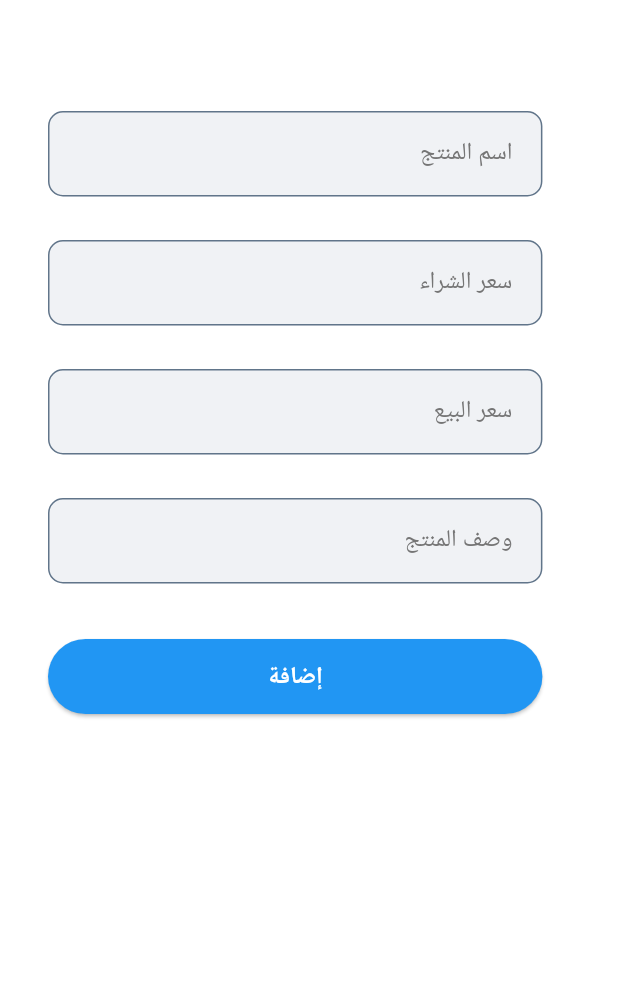
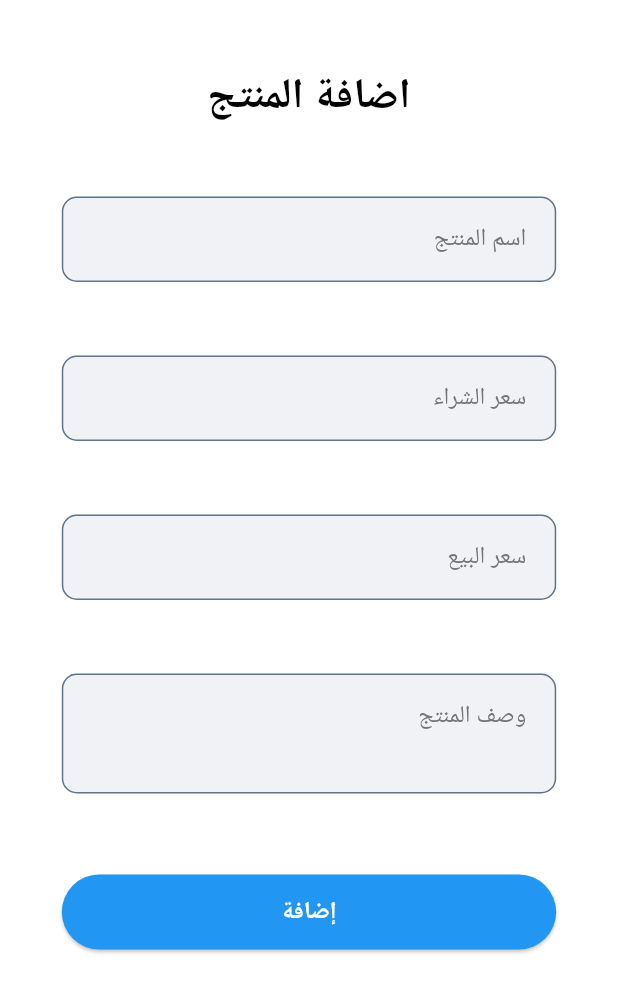
Before and after one commit to youcef-salem/taksit_walid, a Flutter app: the screen it shows after launch, on a phone screen of 412 x 824 dp. Shown: the top 992 px of the screen. Run offline on Flutter 3.47's test engine with Material 3 defaults, Android fonts, the phone set to English and light mode, and no system bars.

Commit message:
addidng automatic decsiding pricve and ui adjestement

```diff
--- a/lib/main.dart
+++ b/lib/main.dart
@@ -1,14 +1,15 @@
 import 'package:flutter/material.dart';
 import 'package:taksit_walid/controlers/txt_filed_addproduct.dart';
+import 'package:taksit_walid/utilities/router.dart';
+import 'package:taksit_walid/utilities/routes.dart';
 import 'package:taksit_walid/view/addproduct_page.dart';
 import 'package:provider/provider.dart';
 import 'package:flutter_localizations/flutter_localizations.dart';
 
-
-
 void main() {
   runApp(
     ChangeNotifierProvider(
+
       create: (_) => TxtFiledAddproduct(),
 
       child: const MyApp(),
@@ -19,17 +20,14 @@
 class MyApp extends StatelessWidget {
   const MyApp({super.key});
 
-
   // This widget is the root of your application.
   @override
   Widget build(BuildContext context) {
     return MaterialApp(
       debugShowCheckedModeBanner: false,
-       locale: const Locale('ar', 'SA'),
-  supportedLocales: const [
-    Locale('ar', 'SA'),
-  ],
-   // Add these localization delegates
+      locale: const Locale('ar', 'SA'),
+      supportedLocales: const [Locale('ar', 'SA')],
+      // Add these localization delegates
       localizationsDelegates: const [
         GlobalMaterialLocalizations.delegate,
         GlobalWidgetsLocalizations.delegate,
@@ -41,7 +39,7 @@
           // Add these properties for error styling
           errorStyle: TextStyle(color: Colors.red, fontSize: 12),
           errorBorder: OutlineInputBorder(
-            borderRadius: BorderRadius.circular(30),
+            borderRadius: BorderRadius.circular(10),
             borderSide: BorderSide(color: Color(0xFF61758A)),
           ),
           focusedErrorBorder: OutlineInputBorder(
@@ -62,14 +60,12 @@
         primaryColor: Colors.blue,
         scaffoldBackgroundColor: Colors.white,
       ),
-       builder: (context, child) {
-    return Directionality(
-      textDirection: TextDirection.rtl,
-      child: child!,
-    );
-  },
+      builder: (context, child) {
+        return Directionality(textDirection: TextDirection.rtl, child: child!);
+      },
 
-      home: AddproductPage(),
+      onGenerateRoute: (settings) => generateRoute(settings),
+      initialRoute: Routes.add_product,
     );
   }
 }
--- /dev/null
+++ b/lib/utilities/router.dart
@@ -0,0 +1,19 @@
+import 'package:flutter/material.dart';
+import 'package:taksit_walid/utilities/routes.dart';
+import 'package:taksit_walid/view/addproduct_page.dart';
+import 'package:taksit_walid/view/product_page.dart';
+
+Route<dynamic> generateRoute(RouteSettings settings) {
+  switch (settings.name) {
+    case Routes.add_product:
+      return MaterialPageRoute(builder: (_) =>  AddproductPage());
+    case Routes.product_list:
+    return MaterialPageRoute(
+      builder: (_) => const ProductPage(), // Replace with actual ProductListPage
+    );
+    default:
+      return MaterialPageRoute(
+        builder: (_) =>  AddproductPage(),
+      );
+  }
+}
--- /dev/null
+++ b/lib/utilities/routes.dart
@@ -0,0 +1,9 @@
+class Routes {
+
+  static const String add_product = '/add_product';
+  static const String product_list = '/product_list';
+  static const String costumer = '/costumer';
+  static const String costumer_list = '/costumer_list';
+
+
+}
--- a/lib/view/addproduct_page.dart
+++ b/lib/view/addproduct_page.dart
@@ -5,8 +5,8 @@ import 'package:taksit_walid/widgets/main_button.dart';
 import 'package:taksit_walid/widgets/txt_filed.dart';
 
 class AddproductPage extends StatelessWidget {
-  const AddproductPage({super.key});
-
+   AddproductPage({super.key});
+final formKey = GlobalKey<FormState>();
   @override
   Widget build(BuildContext context) {
     return Consumer<TxtFiledAddproduct>(
@@ -15,26 +15,45 @@ class AddproductPage extends StatelessWidget {
           body: Padding(
             padding: const EdgeInsets.all(16.0),
             child: Form(
-              key: prControler.formKey,
+              key: formKey,
               child: SingleChildScrollView(
                 child: Column(
                   children: [
-                    const SizedBox(height: 50),
+                    const SizedBox(height: 30),
+                    Center(
+                      child: Text(
+                        'اضافة المنتج',
+                        style: Theme.of(context).textTheme.headlineMedium
+                            ?.copyWith(
+                              color: Colors.black,
+
+                              fontWeight: FontWeight.bold,
+                            ),
+                      ),
+                    ),
+                    SizedBox(height: 40),
                     txtFiled_add(
+
                       hintText: 'ادخل اسم المنتج',
                       labelText: 'اسم المنتج',
                       size: MediaQuery.of(context).size,
                       validator: (p0) => prControler.validateName(p0!),
                       controller: prControler.nameController,
                     ),
+
                     txtFiled_add(
+
                       hintText: 'ادخل سعر الشراء',
                       labelText: 'سعر الشراء',
                       size: MediaQuery.of(context).size,
                       validator: (p0) => prControler.validatePrice(p0!),
                       controller: prControler.price_controler,
+                      onChanged: (p0) => prControler.sell_price(double.tryParse(p0) ?? 0.0),
+
                     ),
+
                     txtFiled_add(
+
                       hintText: 'ادخل سعر البيع',
                       labelText: 'سعر البيع',
                       size: MediaQuery.of(context).size,
@@ -43,17 +62,24 @@ class AddproductPage extends StatelessWidget {
                     ),
 
                     txtFiled_add(
+
                       hintText: "ادخل وصف المنتج",
                       labelText: "وصف المنتج",
                       size: MediaQuery.of(context).size,
                       validator: (p0) => prControler.validateDescription(p0!),
                       controller: prControler.descriptionController,
+                      maxligne: 2,
                     ),
+                    const SizedBox(height: 20),
                     MainButton(
                       txt: 'إضافة',
                       size: MediaQuery.of(context).size,
-                      onPressed: () => prControler.onpressed(context)
 
+                      onPressed: () => {
+                        if (formKey.currentState!.validate()) {
+                          prControler.onpressed(context)
+                        }
+                        },
                     ),
                   ],
                 ),
--- a/lib/widgets/txt_filed.dart
+++ b/lib/widgets/txt_filed.dart
@@ -8,7 +8,7 @@ class txtFiled_add extends StatelessWidget {
   final FocusNode? focusNode;
   final String? Function(String?)? validator;
   final TextEditingController? controller;
-
+   final int maxligne ; // Default to single line
   const txtFiled_add({
     super.key,
     required this.hintText,
@@ -18,6 +18,7 @@ class txtFiled_add extends StatelessWidget {
     this.validator,
     this.controller,
     this.focusNode,
+    this.maxligne = 1, // Default to single line
   });
 
   @override
@@ -26,9 +27,10 @@ class txtFiled_add extends StatelessWidget {
       padding: const EdgeInsets.symmetric(vertical: 8.0),
       child: SizedBox(
         width: size.width * 0.8,
-        height: 70,
+        height: validator==null? 70 : 90, // Adjust height based on validator presence
         child: TextFormField(
-
+          focusNode: focusNode,
+          maxLines: maxligne ,
           controller: controller,
           validator: validator,
           onChanged: onChanged,
--- a/pubspec.yaml
+++ b/pubspec.yaml
@@ -23,6 +23,7 @@ dependencies:
   persistent_bottom_nav_bar_v2: ^6.0.1
   flutter_localizations:
     sdk: flutter
+  sqflite: ^2.4.2
 
 dev_dependencies:
   flutter_test:
```
Also changed, not shown: lib/controlers/txt_filed_addproduct.dart (+19 -4 lines), pubspec.lock, 1 other file.
